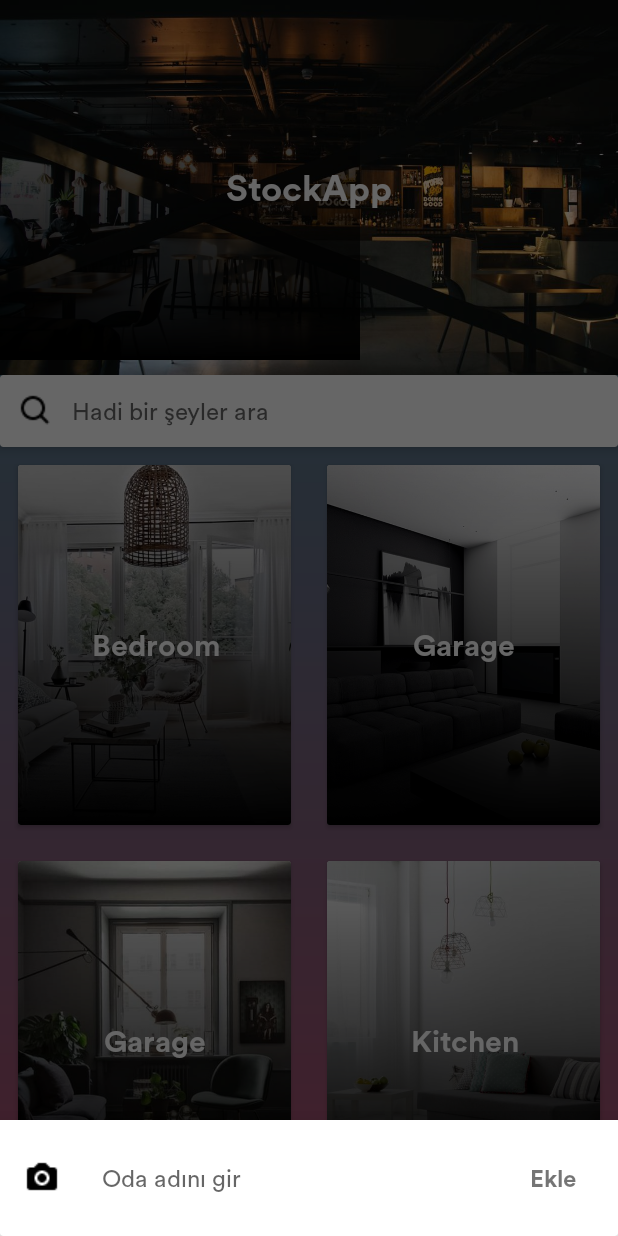
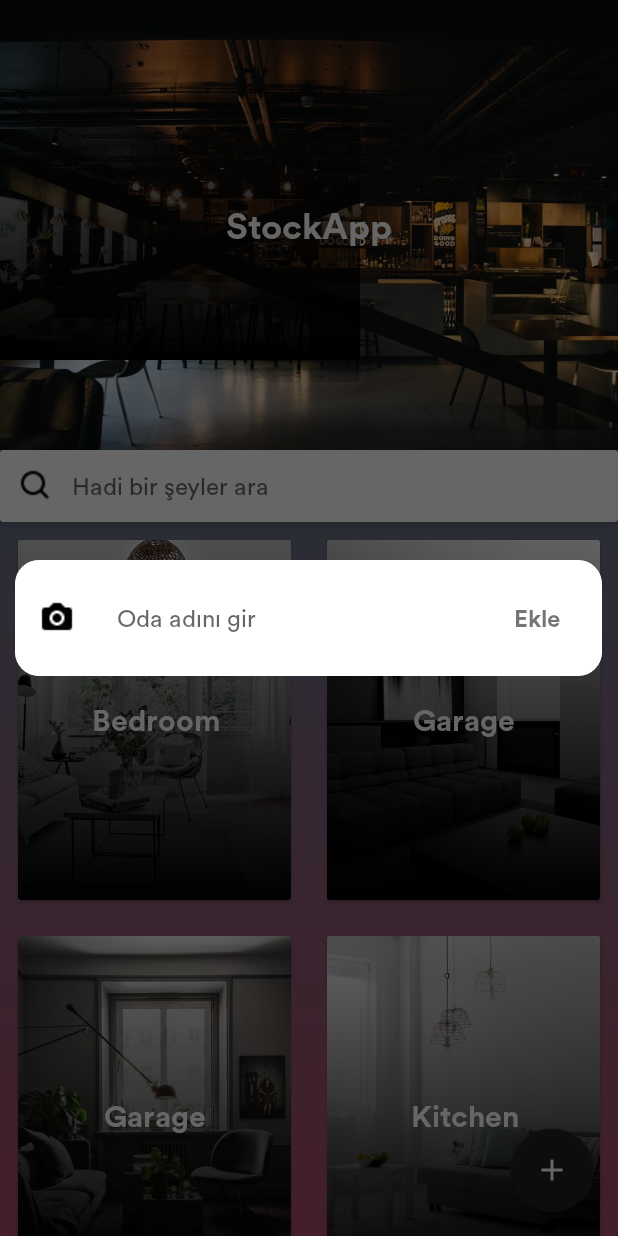
Before and after one commit to snndmr/Stock-It, an Android app: the screen it shows after launch (MainActivity), after a tap on an icon or button, on a phone screen of 412 x 824 dp. Run offline under Robolectric (Android 15) with nearby library versions, the phone set to English and light mode, and no system bars; our stand-ins replace Picasso.

Commit message:
Background

```diff
--- a/app/src/main/java/com/snn/stockapp/BottomDialog.java
+++ /dev/null
@@ -1,61 +0,0 @@
-package com.snn.stockapp;
-
-import android.content.Context;
-import android.os.Bundle;
-import android.view.LayoutInflater;
-import android.view.View;
-import android.view.ViewGroup;
-import android.widget.EditText;
-import android.widget.ImageView;
-import android.widget.TextView;
-
-import androidx.annotation.NonNull;
-import androidx.annotation.Nullable;
-
-import com.google.android.material.bottomsheet.BottomSheetDialogFragment;
-
-public class BottomDialog extends BottomSheetDialogFragment {
-    private BottomDialogListener bottomDialogListener;
-
-    @Nullable
-    @Override
-    public View onCreateView(@NonNull LayoutInflater inflater, @Nullable ViewGroup container, @Nullable Bundle savedInstanceState) {
-        View view = inflater.inflate(R.layout.room_dialog, container, false);
-
-        final EditText editText = view.findViewById(R.id.et_room_add);
-        TextView textView = view.findViewById(R.id.tv_room_add);
-        ImageView imageView = view.findViewById(R.id.iv_camera);
-
-        textView.setOnClickListener(new View.OnClickListener() {
-            @Override
-            public void onClick(View v) {
-                bottomDialogListener.addClick(editText.getText().toString());
-            }
-        });
-
-        imageView.setOnClickListener(new View.OnClickListener() {
-            @Override
-            public void onClick(View v) {
-                bottomDialogListener.cameraClick();
-            }
-        });
-        return view;
-    }
-
-    @Override
-    public void onAttach(@NonNull Context context) {
-        super.onAttach(context);
-
-        try {
-            bottomDialogListener = (BottomDialogListener) context;
-        } catch (Exception exception) {
-            exception.printStackTrace();
-        }
-    }
-
-    interface BottomDialogListener {
-        void cameraClick();
-
-        void addClick(String name);
-    }
-}
--- a/app/src/main/java/com/snn/stockapp/GradientColors.java
+++ b/app/src/main/java/com/snn/stockapp/GradientColors.java
@@ -22,8 +22,7 @@
     static final GradientDrawable BACKGROUND
             = new GradientDrawable(GradientDrawable.Orientation.TOP_BOTTOM,
             new int[]{
-                    android.graphics.Color.parseColor("#3b8d99"),
-                    android.graphics.Color.parseColor("#6b6b83"),
-                    android.graphics.Color.parseColor("#aa4b6b"),
+                    android.graphics.Color.parseColor("#3B8D99"),
+                    android.graphics.Color.parseColor("#AA4B6B"),
             });
 }
--- a/app/src/main/java/com/snn/stockapp/MainActivity.java
+++ b/app/src/main/java/com/snn/stockapp/MainActivity.java
@@ -1,9 +1,18 @@
 package com.snn.stockapp;
 
+import android.graphics.Rect;
 import android.os.Bundle;
+import android.view.LayoutInflater;
 import android.view.View;
+import android.view.ViewGroup;
+import android.view.Window;
+import android.view.WindowManager;
+import android.widget.EditText;
+import android.widget.ImageView;
 import android.widget.TextView;
+import android.widget.Toast;
 
+import androidx.appcompat.app.AlertDialog;
 import androidx.appcompat.app.AppCompatActivity;
 import androidx.recyclerview.widget.GridLayoutManager;
 import androidx.recyclerview.widget.RecyclerView;
@@ -12,11 +21,11 @@
 
 import java.util.ArrayList;
 
-public class MainActivity extends AppCompatActivity implements BottomDialog.BottomDialogListener {
+public class MainActivity extends AppCompatActivity {
     private ArrayList<Room> rooms;
-    private BottomDialog bottomDialog;
     private GridLayoutManager gridLayoutManager;
     private CustomAdapterRooms customAdapterRooms;
+    private Toast toast;
 
     private ArrayList<Room> getRoomTestData() {
         for (int i = 0; i < 50; i++) {
@@ -38,8 +47,7 @@
         fab.setOnClickListener(new View.OnClickListener() {
             @Override
             public void onClick(View view) {
-                bottomDialog = new BottomDialog();
-                bottomDialog.show(getSupportFragmentManager(), "BottomDialog");
+                showDialog(view);
             }
         });
 
@@ -58,17 +66,50 @@
         init();
     }
 
-    @Override
-    public void cameraClick() {
-
+    private void showToast(String text) {
+        if (this.toast != null) {
+            this.toast.cancel();
+        }
+        this.toast = Toast.makeText(this, text, Toast.LENGTH_SHORT);
+        this.toast.show();
     }
 
-    @Override
-    public void addClick(String name) {
-        bottomDialog.dismiss();
+    void showDialog(View view) {
+        Rect displayRectangle = new Rect();
+        Window window = MainActivity.this.getWindow();
+        window.getDecorView().getWindowVisibleDisplayFrame(displayRectangle);
+        final AlertDialog.Builder builder = new AlertDialog.Builder(MainActivity.this, R.style.CustomAlertDialog);
+        ViewGroup viewGroup = findViewById(android.R.id.content);
+        View dialogView = LayoutInflater.from(view.getContext()).inflate(R.layout.room_dialog, viewGroup, false);
+        builder.setView(dialogView);
+        final AlertDialog alertDialog = builder.create();
 
-        rooms.add(0, new Room(name, R.drawable.room_test_3));
-        customAdapterRooms.notifyDataSetChanged();
-        gridLayoutManager.scrollToPositionWithOffset(0, 0);
+        final EditText editTextAdd = dialogView.findViewById(R.id.et_room_add);
+        final TextView textViewAdd = dialogView.findViewById(R.id.tv_room_add);
+        final ImageView imageViewCamera = dialogView.findViewById(R.id.iv_camera);
+
+        textViewAdd.setOnClickListener(new View.OnClickListener() {
+            @Override
+            public void onClick(View v) {
+                if (editTextAdd.length() > 0) {
+                    alertDialog.dismiss();
+                    rooms.add(0, new Room(editTextAdd.getText().toString(), R.drawable.room_test_3));
+                    customAdapterRooms.notifyDataSetChanged();
+                    gridLayoutManager.scrollToPositionWithOffset(0, 0);
+                    getWindow().setSoftInputMode(WindowManager.LayoutParams.SOFT_INPUT_STATE_ALWAYS_HIDDEN);
+                } else {
+                    showToast("Odanın adını girmelisin");
+                }
+            }
+        });
+
+        imageViewCamera.setOnClickListener(new View.OnClickListener() {
+            @Override
+            public void onClick(View v) {
+                showToast("Bu özellik yapım aşamasında");
+            }
+        });
+
+        alertDialog.show();
     }
 }
--- /dev/null
+++ b/app/src/main/res/drawable/popup_background.xml
@@ -0,0 +1,5 @@
+<?xml version="1.0" encoding="utf-8"?>
+<shape xmlns:android="http://schemas.android.com/apk/res/android">
+    <solid android:color="#FFFFFF" />
+    <corners android:radius="@dimen/dialog_radius" />
+</shape>
--- a/app/src/main/res/layout/activity_main.xml
+++ b/app/src/main/res/layout/activity_main.xml
@@ -71,6 +71,6 @@
         android:layout_gravity="bottom|end"
         android:layout_margin="@dimen/fab_margin"
         android:src="@drawable/plus_white"
-        app:backgroundTint="@android:color/holo_orange_dark"
+        app:backgroundTint="@color/colorPrimary"
         app:rippleColor="@android:color/white" />
 </androidx.coordinatorlayout.widget.CoordinatorLayout>
--- a/app/src/main/res/values/dimens.xml
+++ b/app/src/main/res/values/dimens.xml
@@ -1,5 +1,5 @@
 <resources>
-    <dimen name="app_bar_height">250dp</dimen>
+    <dimen name="app_bar_height">300dp</dimen>
     <dimen name="fab_margin">16dp</dimen>
     <dimen name="text_margin">16dp</dimen>
 
@@ -21,4 +21,5 @@
 
     <dimen name="card_elevation">4dp</dimen>
     <dimen name="padding_medium">12dp</dimen>
+    <dimen name="dialog_radius">16dp</dimen>
 </resources>
--- a/app/src/main/res/values/styles.xml
+++ b/app/src/main/res/values/styles.xml
@@ -17,4 +17,8 @@
 
     <style name="AppTheme.PopupOverlay" parent="ThemeOverlay.AppCompat.Light" />
 
+    <style name="CustomAlertDialog" parent="Theme.AppCompat.Light.Dialog.Alert">
+        <item name="android:windowBackground">@drawable/popup_background</item>
+    </style>
+
 </resources>
```
